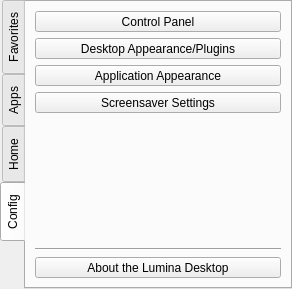
This is lumina-desktop/panel-plugins/userbutton/UserWidget.ui in lumina-desktop/lumina as Qt 5 draws it before an edit. The edited form follows.
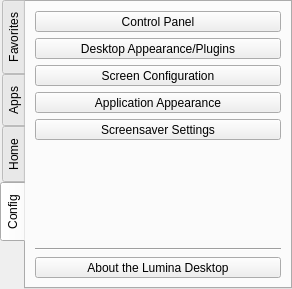
This is the edited form.

Diff of the .ui file:
```diff
--- a/lumina-desktop/panel-plugins/userbutton/UserWidget.ui
+++ b/lumina-desktop/panel-plugins/userbutton/UserWidget.ui
@@ -480,6 +480,28 @@
       </property>
      </widget>
     </item>
+    <item>
+     <widget class="QToolButton" name="tool_config_screensettings">
+      <property name="sizePolicy">
+       <sizepolicy hsizetype="Preferred" vsizetype="Preferred">
+        <horstretch>0</horstretch>
+        <verstretch>0</verstretch>
+       </sizepolicy>
+      </property>
+      <property name="text">
+       <string>Screen Configuration</string>
+      </property>
+      <property name="iconSize">
+       <size>
+        <width>20</width>
+        <height>20</height>
+       </size>
+      </property>
+      <property name="toolButtonStyle">
+       <enum>Qt::ToolButtonTextBesideIcon</enum>
+      </property>
+     </widget>
+    </item>
     <item>
      <widget class="QToolButton" name="tool_qtconfig">
       <property name="sizePolicy">
```
